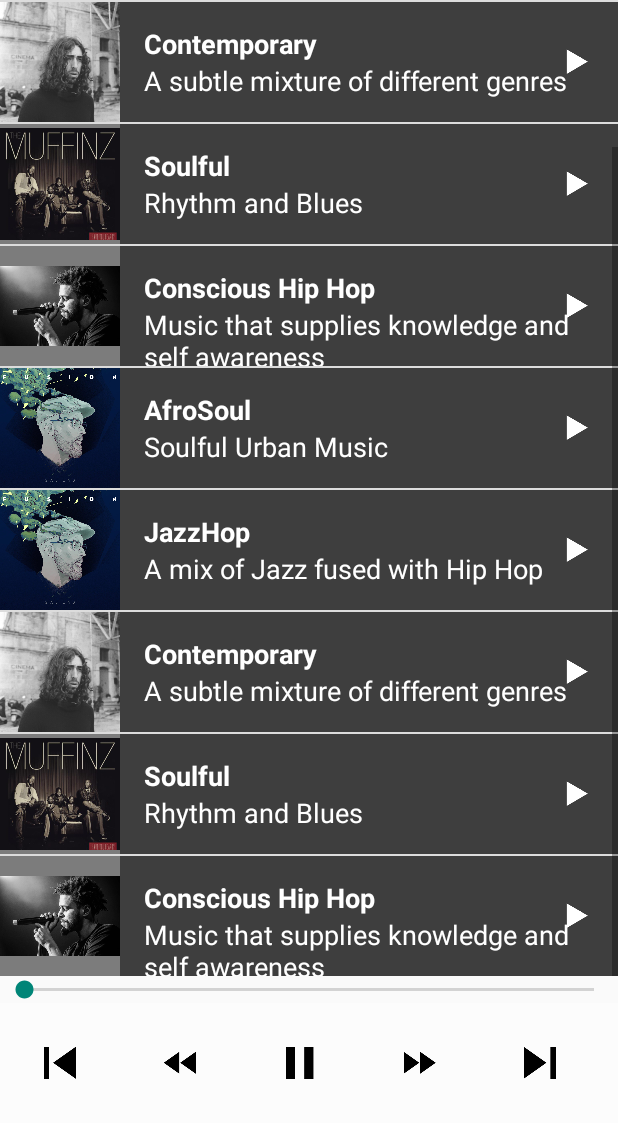
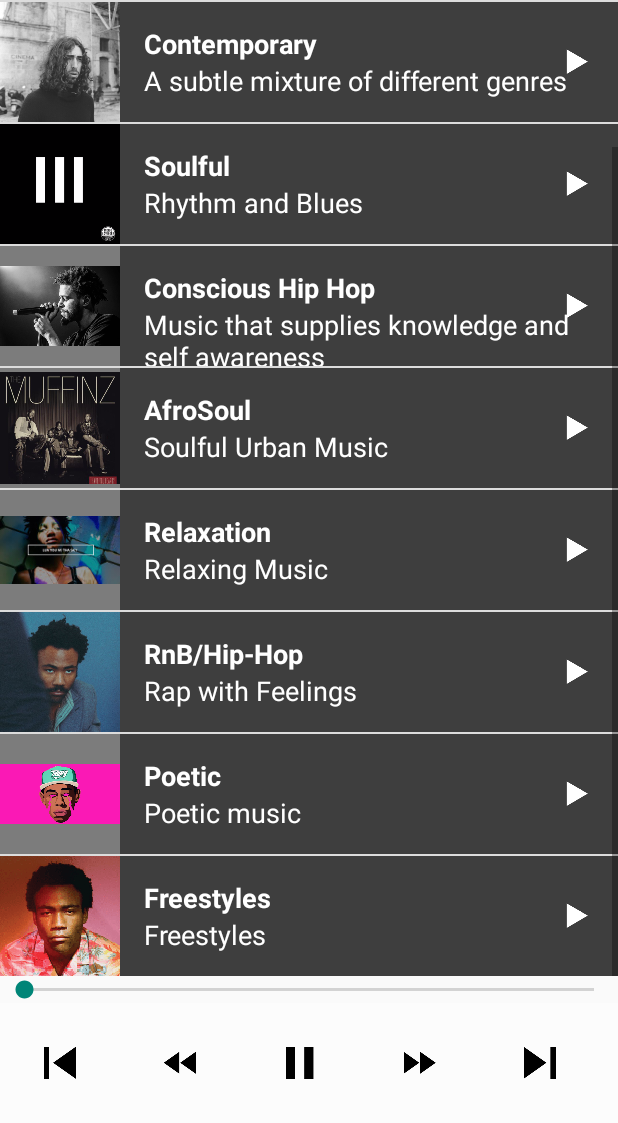
Before and after one commit to Cordlesswire/BoomBox, an Android app: the fragment PlaylistsFragment shown on its own in the app's theme, scrolled down 468 dp, on a phone screen of 412 x 824 dp, the part 113-1236 px from its top. Run offline under Robolectric (Android 15) with nearby library versions, the phone set to English and light mode, and no system bars; 1 statement that could not run was skipped.

Commit message:
Initial Commit

```diff
--- a/app/src/main/java/com/example/android/boombox/PlaylistsFragment.java
+++ b/app/src/main/java/com/example/android/boombox/PlaylistsFragment.java
@@ -101,13 +101,13 @@ public class PlaylistsFragment extends Fragment {
         songs.add(new Word("Contains no lyrics- Just beats()Instrumentals", "Instrumentals", R.drawable.gas_lab, R.raw.gas_lab_chemistry));
         songs.add(new Word("A mix of Jazz fused with Hip Hop", "JazzHop", R.drawable.gas_lab, R.raw.gas_lab_jazz_hop));
         songs.add(new Word("A subtle mixture of different genres", "Contemporary", R.drawable.teo, R.raw.teo_how_low));
-        songs.add(new Word("Rhythm and Blues", "Soulful", R.drawable.the_muffinz, R.raw.teo_enlightened_now));
+        songs.add(new Word("Rhythm and Blues", "Soulful", R.drawable.jabs_willow, R.raw.teo_enlightened_now));
         songs.add(new Word("Music that supplies knowledge and self awareness", "Conscious Hip Hop", R.drawable.j_cole, R.raw.jcole_losing_my_balance));
-        songs.add(new Word("Soulful Urban Music", "AfroSoul", R.drawable.gas_lab, R.raw.gas_lab_chemistry));
-        songs.add(new Word("A mix of Jazz fused with Hip Hop", "JazzHop", R.drawable.gas_lab, R.raw.gas_lab_jazz_hop));
-        songs.add(new Word("A subtle mixture of different genres", "Contemporary", R.drawable.teo, R.raw.teo_how_low));
-        songs.add(new Word("Rhythm and Blues", "Soulful", R.drawable.the_muffinz, R.raw.teo_enlightened_now));
-        songs.add(new Word("Music that supplies knowledge and self awareness", "Conscious Hip Hop", R.drawable.j_cole, R.raw.jcole_losing_my_balance));
+        songs.add(new Word("Soulful Urban Music", "AfroSoul", R.drawable.the_muffinz, R.raw.teo_selflessish));
+        songs.add(new Word("Relaxing Music", "Relaxation", R.drawable.willow, R.raw.willow_9));
+        songs.add(new Word("Rap with Feelings", "RnB/Hip-Hop", R.drawable.childish_gambino, R.raw.childish_gambino_3005));
+        songs.add(new Word("Poetic music", "Poetic", R.drawable.tyler_the_creator, R.raw.tyler_the_creator_she));
+        songs.add(new Word("Freestyles", "Freestyles", R.drawable.childish_gambino_because, R.raw.childish_gambino_freestyle));
 
 
         WordAdapter itemsAdapter = new WordAdapter(getActivity(), songs, R.color.category_colors);
```
